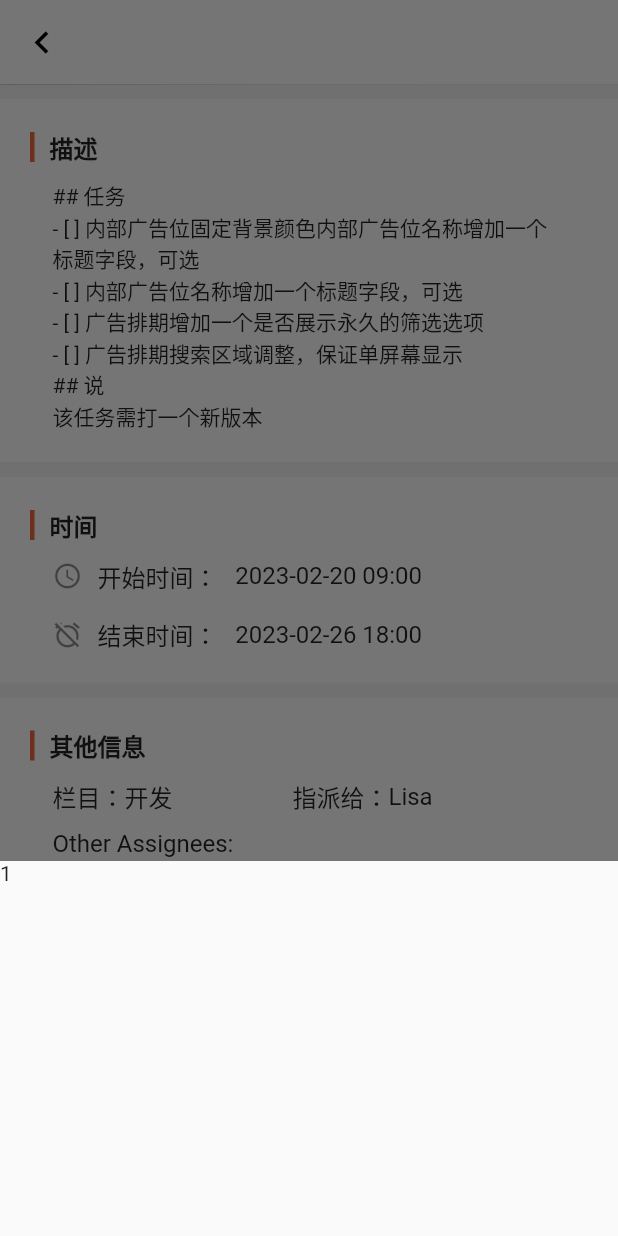
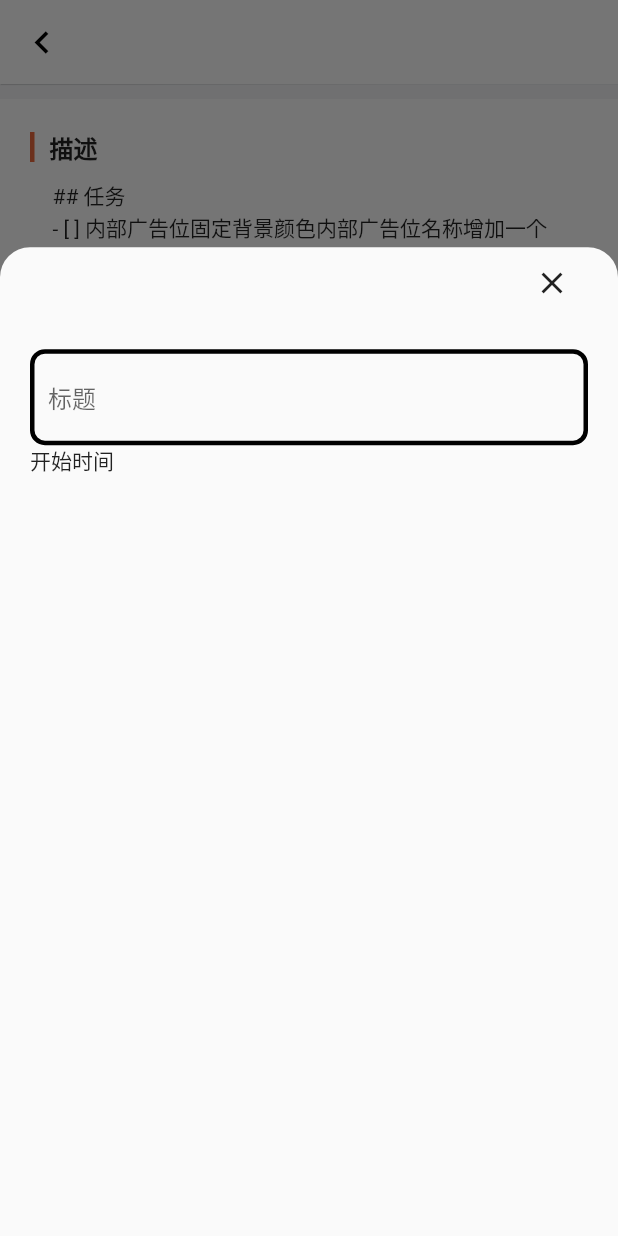
Before and after one commit to hoiii13/KanBan, a Flutter app: the TaskDetailPage screen opened directly with empty values, after a tap on the "edit" icon, on a phone screen of 412 x 824 dp. Run offline on Flutter 3.47's test engine with Material 2 defaults, Android fonts, the phone set to English and light mode, and no system bars.

Commit message:
fix: 修改详情页

```diff
--- /dev/null
+++ b/lib/components/AfterLayout.dart
@@ -0,0 +1,38 @@
+import 'package:flutter/material.dart';
+
+class AfterLayOutRoute extends StatefulWidget {
+  const AfterLayOutRoute({Key? key}) : super(key: key);
+
+  @override
+  _AfterLayoutRouteState createState() => _AfterLayoutRouteState();
+}
+
+class _AfterLayoutRouteState extends State<AfterLayOutRoute> {
+  String _text = 'flutter 实战';
+  Size _size = Size.zero;
+  @override
+  Widget build(BuildContext context) {
+    return Scaffold(
+      body: Column(
+        mainAxisSize: MainAxisSize.min,
+        children: [
+          Padding(
+            padding: const EdgeInsets.all(8.0),
+            child: Builder(
+              builder: (context) {
+                return GestureDetector(
+                  child: const Text(
+                    'Text1:点击',
+                    textAlign: TextAlign.center,
+                    style: TextStyle(color: Colors.blue),
+                  ),
+                  onTap: () => print('Text1: ${context.size}'),
+                );
+              },
+            ),
+          )
+        ],
+      ),
+    );
+  }
+}
--- /dev/null
+++ b/lib/components/EditTask.dart
@@ -0,0 +1,66 @@
+import 'package:flutter/material.dart';
+
+buildEditBottom(context) {
+  final titleController = TextEditingController();
+  final startTimeController = TextEditingController();
+  showModalBottomSheet(
+      isScrollControlled: true,
+      shape: const RoundedRectangleBorder(
+          borderRadius: BorderRadius.vertical(top: Radius.circular(20))),
+      context: context,
+      builder: (BuildContext context) {
+        return LayoutBuilder(
+          builder: (BuildContext context, BoxConstraints constraints) {
+            var screeHeight = MediaQuery.of(context).size.height;
+            return Container(
+              margin: EdgeInsets.symmetric(horizontal: 20),
+              height: screeHeight * 0.8,
+              child: Column(
+                children: [
+                  Container(
+                      alignment: Alignment.topRight,
+                      child: IconButton(
+                        onPressed: () {
+                          Navigator.pop(context);
+                        },
+                        icon: const Icon(Icons.close),
+                      )),
+                  Container(
+                    margin: EdgeInsets.only(top: 20),
+                    child: TextField(
+                      controller: titleController,
+                      cursorColor: Colors.black,
+                      decoration: InputDecoration(
+                        hintText: "标题",
+                        enabledBorder: OutlineInputBorder(
+                            borderRadius: BorderRadius.circular(10),
+                            borderSide: const BorderSide(
+                                color: Colors.black, width: 3)),
+                        focusedBorder: OutlineInputBorder(
+                            borderRadius: BorderRadius.circular(10),
+                            borderSide: const BorderSide(
+                                color: Colors.black, width: 3)),
+                      ),
+                    ),
+                  ),
+                  Row(
+                    children: [
+                      Column(
+                        children: [
+                          Text('开始时间'),
+                          /* TextField(
+                            controller: startTimeController,
+                            cursorColor: Colors.black,
+                            decoration: InputDecoration(),
+                          ) */
+                        ],
+                      )
+                    ],
+                  )
+                ],
+              ),
+            );
+          },
+        );
+      });
+}
--- a/lib/components/const.dart
+++ b/lib/components/const.dart
@@ -1,7 +1,7 @@
 final detailInfo = {
   "title": '移动端开发',
   "desc":
-      '## 任务\n- [ ] 内部广告位固定背景颜色内部广告位名称增加一个标题字段，可选\n- [ ] 内部广告位名称增加一个标题字段，可选\n- [ ] 广告排期增加一个是否展示永久的筛选选项\n- [ ] 广告排期搜索区域调整，保证单屏幕显示\n## 说\n该任务需打一个新版本',
+      '## 任务\n- [ ] 内部广告位固定背景颜色内部广告位名称增加一个标题字段，可选\n- [ ] 内部广告位名称增加一个标题字段## 任务\n- [ ] 内部广告位固定背景颜色内部广告位名称增加一个标题字段，可选\n- [ ] 内部广告位名称增加一个标题字段，可选\n- [ ] 广告排期增加一个是否展示永久的筛选选项\n- [ ] 广告排期搜索区域调整，保证单屏幕显示\n## 说\n该任务需打一个新版本',
   "start_time": '2023-02-20 09:00',
   "end_time": '2023-02-26 18:00',
   "status": '开发',
--- a/lib/components/taskdetail.dart
+++ b/lib/components/taskdetail.dart
@@ -1,7 +1,11 @@
+import 'dart:developer';
+
 import 'package:flutter/material.dart';
 import 'package:flutter/src/widgets/container.dart';
 import 'package:flutter/src/widgets/framework.dart';
 import 'package:kanban/components/const.dart';
+
+import 'EditTask.dart';
 
 class TaskDetailPage extends StatefulWidget {
   final taskInfo;
@@ -12,9 +16,38 @@ class TaskDetailPage extends StatefulWidget {
 }
 
 class _TaskDetailPageState extends State<TaskDetailPage> {
+  final GlobalKey keyDesc = GlobalKey();
+  final GlobalKey keyTime = GlobalKey();
+
+  var otherH = 300.0;
+  var allH;
+  var screeHeight;
+  var screenTop;
+  var screenBottom;
+  bool isShow = false;
   @override
   void initState() {
     super.initState();
+
+    //渲染完后，回调
+    WidgetsBinding.instance.addPostFrameCallback((timeStamp) {
+      log('message');
+      setState(() {
+        otherH = (allH > screeHeight ? allH : screeHeight) -
+            screenTop -
+            screenBottom -
+            keyDesc.currentContext?.size?.height -
+            keyTime.currentContext?.size?.height -
+            AppBar().preferredSize.height;
+        print(
+            'dfsdf ${otherH} ${allH} ${screenTop} ${screenBottom}  ${keyDesc.currentContext?.size}  ${keyTime.currentContext?.size}');
+      });
+    });
+  }
+
+  @override
+  void dispose() {
+    super.dispose();
   }
 
   @override
@@ -38,10 +71,17 @@ class _TaskDetailPageState extends State<TaskDetailPage> {
           },
         ),
       ),
-      body: SingleChildScrollView(
+      body: LayoutBuilder(
+        builder: (BuildContext context, BoxConstraints constraints) {
+          allH = constraints.maxHeight;
+          screeHeight = MediaQuery.of(context).size.height;
+          screenTop = MediaQuery.of(context).padding.top;
+          screenBottom = MediaQuery.of(context).padding.bottom;
+          print('layout, ${constraints.maxHeight}  ${MediaQuery.of(context)}');
+          return SingleChildScrollView(
             child: Column(
               children: [
-            buildDesc(detailInfo["desc"] as String),
+                buildDesc(detailInfo["desc"] as String, context),
                 buildTimes(detailInfo["start_time"] as String,
                     detailInfo["end_time"] as String),
                 buildOtherInfo(
@@ -50,6 +90,8 @@ class _TaskDetailPageState extends State<TaskDetailPage> {
                 )
               ],
             ),
+          );
+        },
       ),
       floatingActionButtonLocation: CustomFloatingActionButtonLocation(
           FloatingActionButtonLocation.centerFloat, 145, -100),
@@ -57,7 +99,7 @@ class _TaskDetailPageState extends State<TaskDetailPage> {
         onPressed: () {
           buildEditBottom(context);
         },
-        child: const Icon(
+        child: Icon(
           Icons.edit,
           color: Colors.white,
         ),
@@ -66,11 +108,11 @@ class _TaskDetailPageState extends State<TaskDetailPage> {
       ),
     );
   }
-}
 
   //描述
-Widget buildDesc(String desc) {
+  Widget buildDesc(String desc, context) {
     return Container(
+        key: keyDesc,
         constraints: const BoxConstraints(minHeight: 100),
         margin: const EdgeInsets.only(top: 10),
         padding: const EdgeInsets.all(20),
@@ -95,28 +137,15 @@ Widget buildDesc(String desc) {
             Container(
                 alignment: Alignment.topLeft,
                 margin: const EdgeInsets.fromLTRB(15, 10, 15, 0),
-            child: Text(desc),
-          )
+                child: Text(desc))
           ],
         ));
-}
-
-buildEditBottom(context) {
-  showModalBottomSheet(
-      context: context,
-      builder: (BuildContext context) {
-        return Container(
-          height: 250,
-          child: Container(
-            child: Text('1'),
-          ),
-        );
-      });
   }
 
   //时间
   Widget buildTimes(String startTime, String endTime) {
     return Container(
+        key: keyTime,
         margin: const EdgeInsets.only(top: 10),
         padding: const EdgeInsets.all(20),
         width: double.infinity,
@@ -203,7 +232,9 @@ Widget buildOtherInfo(String status, String actor) {
       padding: EdgeInsets.all(20),
       color: Colors.white,
       width: double.infinity,
+      constraints: BoxConstraints(minHeight: otherH - 38),
       child: Column(
+        crossAxisAlignment: CrossAxisAlignment.stretch,
         children: [
           Row(
             children: [
@@ -253,7 +284,6 @@ Widget buildOtherInfo(String status, String actor) {
             ),
           ),
           Container(
-            height: 40,
               width: double.infinity,
               margin: EdgeInsets.fromLTRB(15, 10, 15, 10),
               child: Wrap(
@@ -262,7 +292,7 @@ Widget buildOtherInfo(String status, String actor) {
                 children: getOtherList(),
               )),
           Container(
-          margin: const EdgeInsets.only(top: 50),
+            margin: const EdgeInsets.fromLTRB(0, 30, 0, 10),
             child: ElevatedButton(
                 style: ButtonStyle(
                     shape: MaterialStateProperty.all(
@@ -283,6 +313,20 @@ Widget buildOtherInfo(String status, String actor) {
       ),
     );
   }
+}
+
+/* buildEditBottom(context) {
+  showModalBottomSheet(
+      context: context,
+      builder: (BuildContext context) {
+        return Container(
+          height: 250,
+          child: Container(
+            child: Text('1'),
+          ),
+        );
+      });
+} */
 
 Widget avatarOthers(String name, int num) {
   return CircleAvatar(
--- a/lib/routes/routes.dart
+++ b/lib/routes/routes.dart
@@ -6,7 +6,7 @@ import '../pages/login/login.dart';
 final routes = {
   '/': (context) => const Tabs(),
   '/login': (context) => const LoginPage(),
-  '/project': (context) => const MyProjectPage()
+  '/project': (context) => const MyProjectPage(),
 };
 
 var onGenerateRoute = (RouteSettings settings) {
```
Lines whose indentation alone changed are shown as unchanged.
